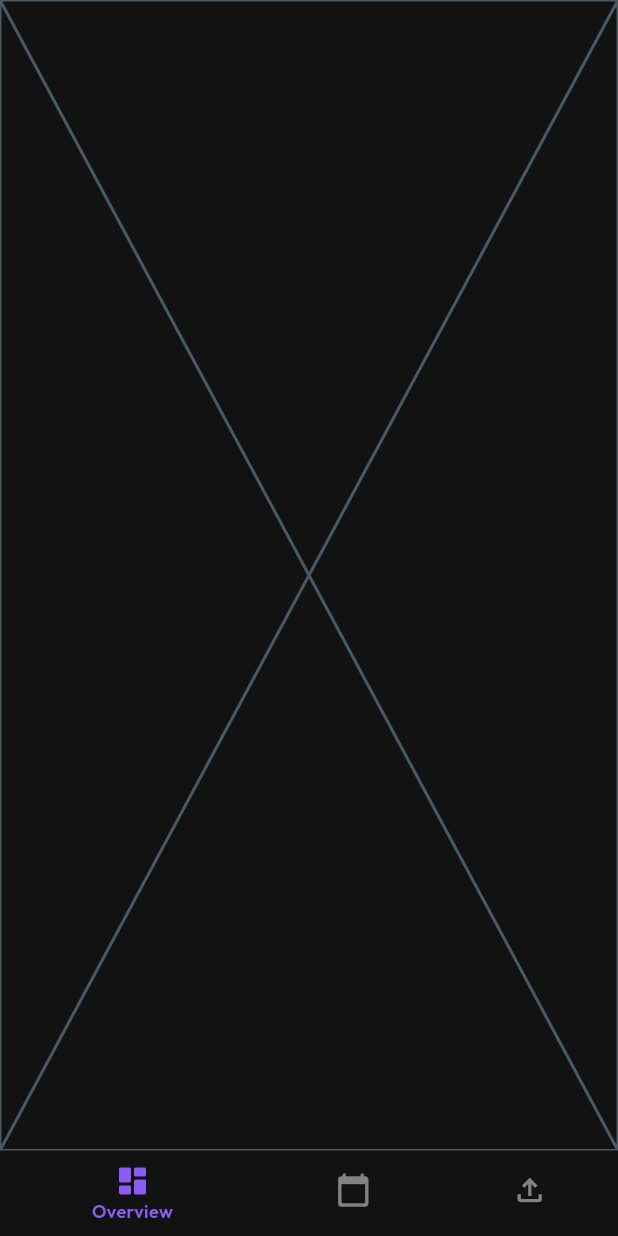
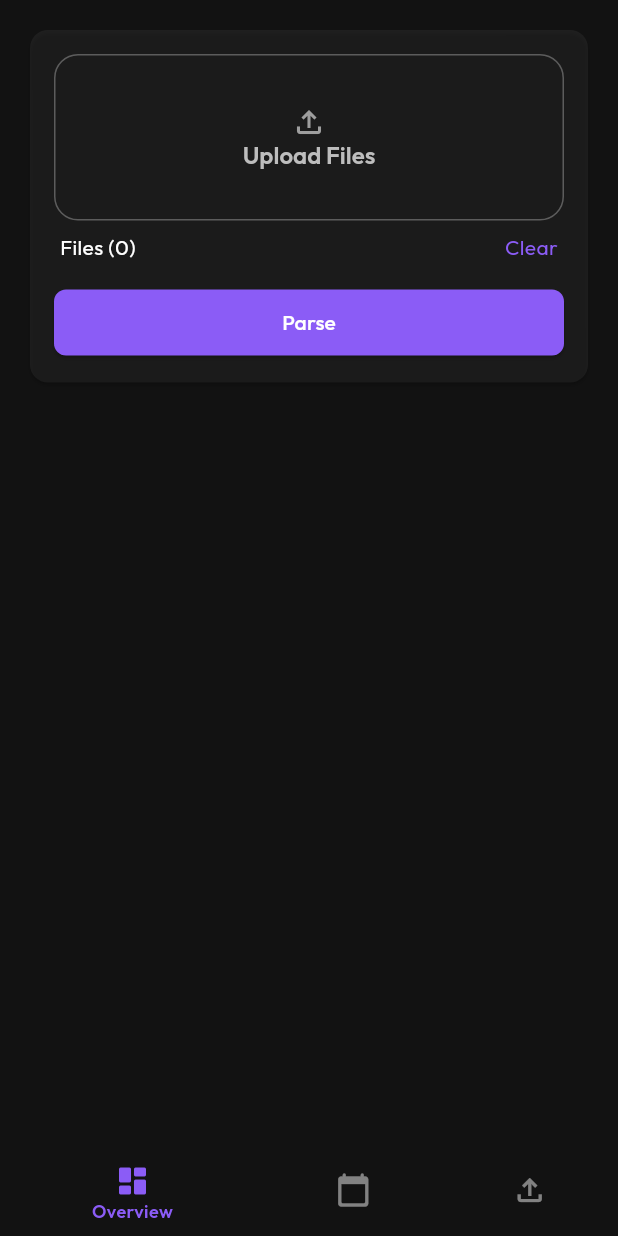
Before and after one commit to Maziliu/Dailies, a Flutter app: the screen it shows after launch, swiped to page 3, on a phone screen of 412 x 824 dp. Run offline on Flutter 3.47's test engine with Material 3 defaults, Android fonts, the phone set to English and light mode, and no system bars; our stand-ins replace drift, drift_flutter, file_picker, flutter_dotenv, flutter_form_builder, form_builder_validators and 4 more; missing offline and left inert: icalendar_parser, syncfusion_flutter_pdf; accounts and stored records are empty; generated files the repository leaves out were written again.

Commit message:
file upload section

```diff
--- a/dailies_v2/lib/ui/dashboard/dashboard.dart
+++ b/dailies_v2/lib/ui/dashboard/dashboard.dart
@@ -2,7 +2,7 @@ import 'package:dailies_v2/ui/state/dashboard_view_model.dart';
 import 'package:dailies_v2/ui/state/init.dart';
 import 'package:dailies_v2/ui/views/calendar/calendar_view.dart';
 import 'package:dailies_v2/ui/views/overview/overview_view.dart';
-import 'package:dailies_v2/ui/views/upload_view.dart';
+import 'package:dailies_v2/ui/views/upload/upload_view.dart';
 import 'package:flutter/material.dart';
 
 class Dashboard extends StatefulWidget {
--- a/dailies_v2/lib/ui/state/init.dart
+++ b/dailies_v2/lib/ui/state/init.dart
@@ -1,7 +1,9 @@
 import 'package:dailies_v2/ui/state/calendar_view_model.dart';
 import 'package:dailies_v2/ui/state/dashboard_view_model.dart';
 import 'package:dailies_v2/ui/state/gacha_view_model.dart';
+import 'package:dailies_v2/ui/state/upload_view_model.dart';
 
 final DashboardViewModel DASHBOARD_VIEW_MODEL = DashboardViewModel();
 final GachaViewModel GACHA_VIEW_MODEL = GachaViewModel();
 final CalendarViewModel CALENDAR_VIEW_MODEL = CalendarViewModel();
+final UploadViewModel UPLOAD_VIEW_MODEL = UploadViewModel();
--- /dev/null
+++ b/dailies_v2/lib/ui/state/upload_view_model.dart
@@ -0,0 +1,28 @@
+import 'package:file_picker/file_picker.dart';
+import 'package:flutter/foundation.dart';
+
+final List<String> LLM_REQUIRED_FILE_EXTENSIONS = ['pdf'];
+final List<String> SUPPORTED_FILE_EXTENSIONS = [
+  'ics',
+  ...LLM_REQUIRED_FILE_EXTENSIONS,
+];
+
+class UploadViewModel extends ChangeNotifier {
+  final ValueNotifier<List<PlatformFile>> uploadedFiles =
+      ValueNotifier<List<PlatformFile>>([]);
+
+  Future<void> parseAllUploadedFiles() async {}
+
+  void clearUploadedFiles() {}
+
+  void removeUploadedFile(PlatformFile fileToRemove) {
+    uploadedFiles.value = uploadedFiles.value
+        .where((file) => file != fileToRemove)
+        .toList();
+  }
+
+  bool get requiresLLMParsing => uploadedFiles.value.any(
+    (PlatformFile file) =>
+        LLM_REQUIRED_FILE_EXTENSIONS.contains(file.extension),
+  );
+}
--- a/dailies_v2/lib/ui/views/overview/upcoming/upcoming_section.dart
+++ b/dailies_v2/lib/ui/views/overview/upcoming/upcoming_section.dart
@@ -1,7 +1,7 @@
 import 'package:dailies_v2/models/event_model.dart';
-import 'package:dailies_v2/ui/views/overview/carousel/schedule_list_item.dart';
 import 'package:dailies_v2/ui/views/overview/overview_view.dart';
-import 'package:dailies_v2/ui/views/overview/carousel/schedule_list.dart';
+import 'package:dailies_v2/ui/views/widgets/item_list.dart';
+import 'package:dailies_v2/ui/views/widgets/schedule_list_item.dart';
 import 'package:dailies_v2/ui/views/widgets/section_card.dart';
 import 'package:dailies_v2/utils/constants.dart';
 import 'package:flutter/material.dart';
@@ -24,7 +24,7 @@ class UpcomingSection extends StatelessWidget {
           ),
           SizedBox(
             height: MAX_SECTION_HEIGHT,
-            child: ScheduleList<EventModel>(
+            child: ItemList<EventModel>(
               items: fakeTodayEvents(),
               itemBuilder: (event) {
                 return ScheduleItem(
--- /dev/null
+++ b/dailies_v2/lib/ui/views/upload/file_upload.dart
@@ -0,0 +1,156 @@
+import 'package:dailies_v2/ui/state/init.dart';
+import 'package:dailies_v2/ui/state/upload_view_model.dart';
+import 'package:dailies_v2/ui/theme/standards.dart';
+import 'package:dailies_v2/ui/views/widgets/file_widget.dart';
+import 'package:dailies_v2/ui/views/widgets/item_list.dart';
+import 'package:dailies_v2/ui/views/widgets/section_card.dart';
+import 'package:file_picker/file_picker.dart';
+import 'package:flutter/material.dart';
+
+class FileUploadSection extends StatelessWidget {
+  const FileUploadSection({super.key});
+
+  @override
+  Widget build(BuildContext context) {
+    final UploadViewModel viewModel = UPLOAD_VIEW_MODEL;
+
+    return SectionCard(
+      padding: UIFormating.mediumPadding(),
+      child: Column(
+        spacing: 8,
+        mainAxisSize: MainAxisSize.min,
+        children: [
+          _UploadDropzone(onTap: () => {}),
+
+          _FilesHeader(
+            count: viewModel.uploadedFiles.value.length,
+            onClear: viewModel.uploadedFiles.value.isNotEmpty
+                ? () => viewModel.clearUploadedFiles()
+                : () => {},
+          ),
+
+          ValueListenableBuilder<List<PlatformFile>>(
+            valueListenable: viewModel.uploadedFiles,
+            builder: (context, files, _) {
+              return ItemList<PlatformFile>(
+                showEmptyState: false,
+                items: files,
+                itemBuilder: (file) {
+                  return FileListItem(
+                    file: file,
+                    onRemove: () => viewModel.removeUploadedFile(file),
+                  );
+                },
+              );
+            },
+          ),
+
+          if (true)
+            _ActionButtons(
+              showConfigure: viewModel.uploadedFiles.value.isNotEmpty,
+              onConfigure: () => {},
+              onParse: () => viewModel.parseAllUploadedFiles(),
+            ),
+        ],
+      ),
+    );
+  }
+}
+
+class _UploadDropzone extends StatelessWidget {
+  final VoidCallback onTap;
+
+  const _UploadDropzone({required this.onTap});
+
+  @override
+  Widget build(BuildContext context) {
+    final ThemeData theme = Theme.of(context);
+    return InkWell(
+      onTap: onTap,
+      child: Container(
+        alignment: Alignment.center,
+        decoration: BoxDecoration(
+          borderRadius: BorderRadius.circular(16),
+          border: Border.all(color: Colors.grey.withValues(alpha: 0.5)),
+        ),
+        padding: UIFormating.extraLargePadding(),
+        child: Column(
+          children: [
+            const Icon(Icons.file_upload_outlined, color: Colors.grey),
+            Text(
+              'Upload Files',
+              style: theme.textTheme.headlineMedium?.copyWith(
+                color: Colors.grey[400],
+              ),
+            ),
+          ],
+        ),
+      ),
+    );
+  }
+}
+
+class _ActionButtons extends StatelessWidget {
+  final bool showConfigure;
+  final VoidCallback onConfigure;
+  final VoidCallback onParse;
+
+  const _ActionButtons({
+    required this.showConfigure,
+    required this.onConfigure,
+    required this.onParse,
+  });
+
+  @override
+  Widget build(BuildContext context) {
+    return Row(
+      children: [
+        if (showConfigure)
+          Expanded(
+            child: ElevatedButton(
+              onPressed: onConfigure,
+              child: const Text('Configure'),
+            ),
+          ),
+        if (showConfigure) UIFormating.smallHorizontalSpacing(),
+        Expanded(
+          child: ElevatedButton(onPressed: onParse, child: const Text('Parse')),
+        ),
+      ],
+    );
+  }
+}
+
+class _FilesHeader extends StatelessWidget {
+  final int count;
+  final VoidCallback? onClear;
+
+  const _FilesHeader({required this.count, this.onClear});
+
+  @override
+  Widget build(BuildContext context) {
+    final theme = Theme.of(context);
+
+    // if (count == 0) return const SizedBox.shrink();
+
+    return Padding(
+      padding: const EdgeInsets.fromLTRB(4, 0, 4, 0),
+      child: Row(
+        mainAxisAlignment: MainAxisAlignment.spaceBetween,
+        children: [
+          Text('Files ($count)', style: theme.textTheme.bodyMedium),
+          // if (onClear != null)
+          InkWell(
+            onTap: onClear,
+            child: Text(
+              'Clear',
+              style: theme.textTheme.bodyMedium?.copyWith(
+                color: theme.colorScheme.primary,
+              ),
+            ),
+          ),
+        ],
+      ),
+    );
+  }
+}
--- /dev/null
+++ b/dailies_v2/lib/ui/views/upload/upload_view.dart
@@ -0,0 +1,17 @@
+import 'package:dailies_v2/ui/theme/standards.dart';
+import 'package:dailies_v2/ui/views/upload/file_upload.dart';
+import 'package:flutter/material.dart';
+
+class UploadView extends StatelessWidget {
+  const UploadView({super.key});
+
+  @override
+  Widget build(BuildContext context) {
+    return Scaffold(
+      body: SingleChildScrollView(
+        padding: UIFormating.mediumPadding(),
+        child: Column(spacing: 4, children: [FileUploadSection()]),
+      ),
+    );
+  }
+}
--- a/dailies_v2/lib/ui/views/upload_view.dart
+++ /dev/null
@@ -1,10 +0,0 @@
-import 'package:flutter/cupertino.dart';
-
-class UploadView extends StatelessWidget {
-  const UploadView({super.key});
-
-  @override
-  Widget build(BuildContext context) {
-    return const Placeholder();
-  }
-}
--- a/dailies_v2/lib/ui/views/widgets/events_list.dart
+++ b/dailies_v2/lib/ui/views/widgets/events_list.dart
@@ -1,6 +1,6 @@
 import 'package:dailies_v2/models/event_model.dart';
-import 'package:dailies_v2/ui/views/overview/carousel/schedule_list_item.dart';
-import 'package:dailies_v2/ui/views/overview/carousel/schedule_list.dart';
+import 'package:dailies_v2/ui/views/widgets/item_list.dart';
+import 'package:dailies_v2/ui/views/widgets/schedule_list_item.dart';
 import 'package:flutter/material.dart';
 
 class EventsList extends StatelessWidget {
@@ -10,7 +10,7 @@ class EventsList extends StatelessWidget {
 
   @override
   Widget build(BuildContext context) {
-    return ScheduleList<EventModel>(
+    return ItemList<EventModel>(
       items: events,
       itemBuilder: (event) {
         return ScheduleItem(
--- a/dailies_v2/pubspec.yaml
+++ b/dailies_v2/pubspec.yaml
@@ -31,6 +31,7 @@ dependencies:
   intl: ^0.20.0
   path_provider: ^2.1.5
   table_calendar: ^3.2.0
+  file_picker: ^10.3.7
   uuid: ^4.4.0
   drift: ^2.18.0
   sqlite3_flutter_libs: ^0.5.20
```
Also changed, not shown: dailies_v2/lib/ui/views/widgets/file_widget.dart (added, +92 -0 lines), dailies_v2/lib/ui/views/widgets/item_list.dart (renamed from dailies_v2/lib/ui/views/overview/carousel/schedule_list.dart, +6 -2 lines), dailies_v2/lib/utils/utils.dart (+8 -0 lines), dailies_v2/lib/ui/views/widgets/schedule_list_item.dart (renamed from dailies_v2/lib/ui/views/overview/carousel/schedule_list_item.dart), dailies_v2/pubspec.lock, 1 other file.
